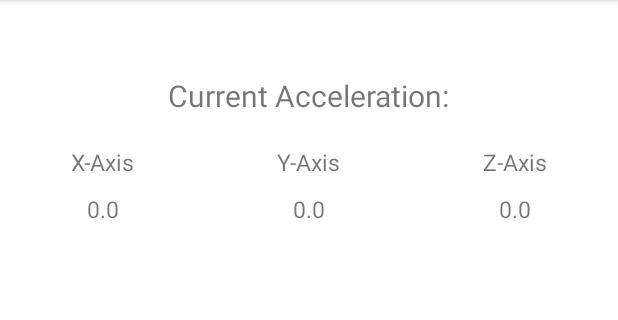
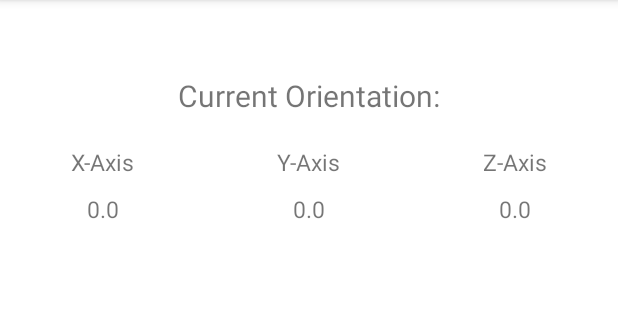
Before and after one commit to dylanalvarez1/Fishem, an Android app: the RotationActivity screen opened directly, with no data from a screen before it, on a phone screen of 412 x 824 dp, the part 84-404 px from its top. Run offline under Robolectric (Android 15) with nearby library versions, the phone set to English and light mode, and no system bars.

Commit message:
changed some ui

```diff
--- a/app/src/main/res/layout/activity_rotation.xml
+++ b/app/src/main/res/layout/activity_rotation.xml
@@ -7,7 +7,14 @@
     tools:context=".RotationActivity">
     <LinearLayout android:paddingTop="20sp" android:orientation="vertical" android:gravity="center" android:background="#ffffff" android:layout_gravity="center" android:layout_height="match_parent" android:layout_width="match_parent" xmlns:android="http://schemas.android.com/apk/res/android">
 
-        <TextView android:layout_gravity="center" android:layout_height="wrap_content" android:layout_width="wrap_content" android:textSize="20sp" android:text="Current Acceleration:" android:layout_marginBottom="10sp" android:layout_marginTop="30sp"/>
+        <TextView
+            android:layout_width="wrap_content"
+            android:layout_height="wrap_content"
+            android:layout_gravity="center"
+            android:layout_marginTop="30sp"
+            android:layout_marginBottom="10sp"
+            android:text="Current Orientation:"
+            android:textSize="20sp" />
 
 
         <LinearLayout android:orientation="horizontal" android:gravity="center|top" android:background="#ffffff" android:layout_height="match_parent" android:layout_width="match_parent">
```
Also changed, not shown: app/src/main/java/com/example/geeksquad/finalproject/RotationActivity.java (+26 -11 lines).
